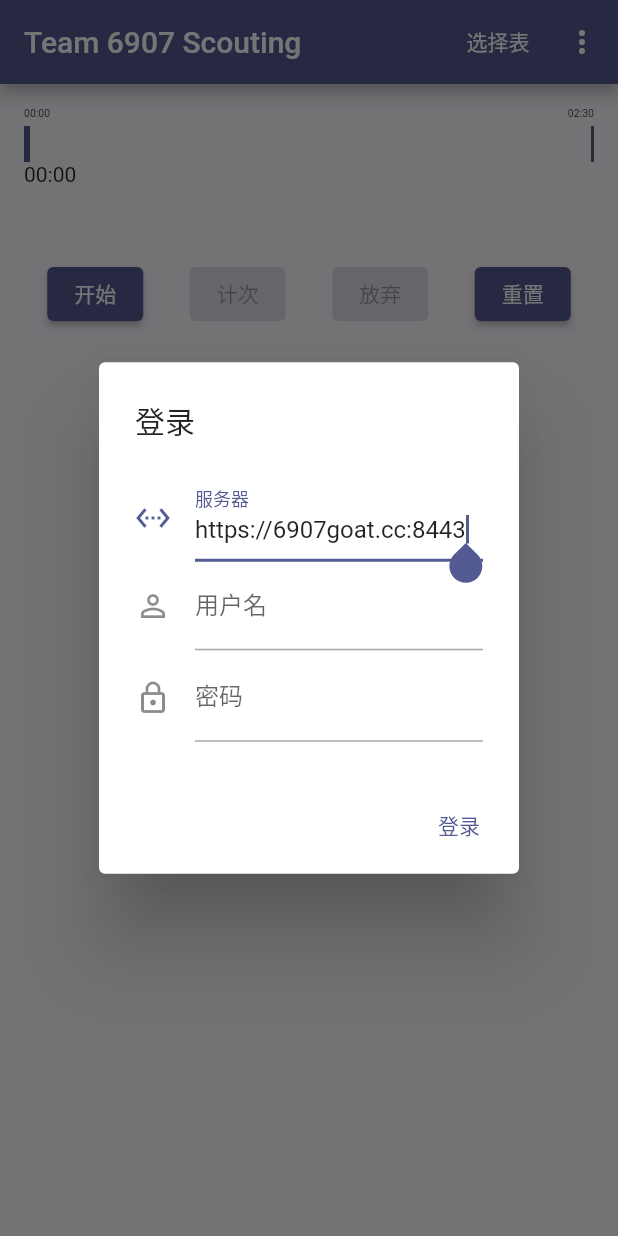
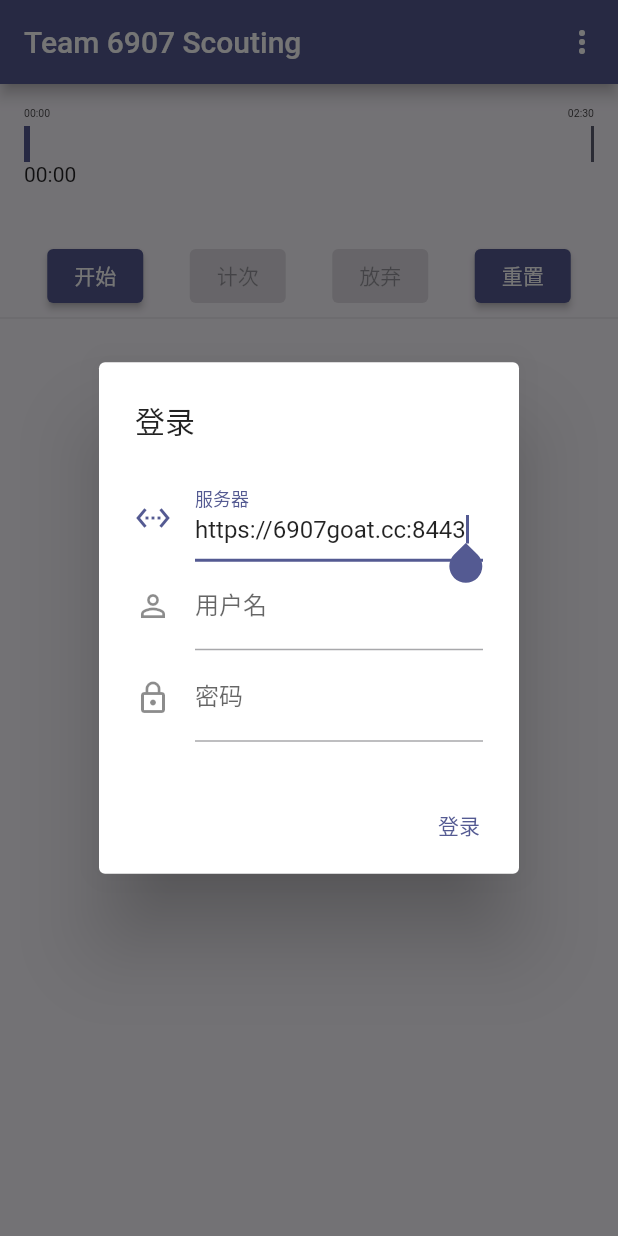
Before and after one commit to singularity-s0/frc6907-scouting-app, a Flutter app: the screen it shows after launch, on a phone screen of 412 x 824 dp. Run offline on Flutter 3.47's test engine with Material 2 defaults, Android fonts, the phone set to English and light mode, and no system bars; our stand-ins replace dio, shared_preferences, stop_watch_timer; missing offline and left inert: shared_preferences_web.

Commit message:
fix bug and ui

```diff
--- a/lib/main.dart
+++ b/lib/main.dart
@@ -155,8 +155,11 @@ class _HomePageState extends State<HomePage> {
   }
 
   void saveData() {
-    assert(userData.length > currentSelectedLap);
-    userData[currentSelectedLap].data = currentField;
+    if (userData.length > currentSelectedLap) {
+      userData[currentSelectedLap].data = currentField;
+    } else {
+      Noticing.showAlert(context, "请选择时间段", "错误");
+    }
   }
 
   bool isCurrentPhase(SCData scData) {
@@ -238,12 +241,6 @@ class _HomePageState extends State<HomePage> {
           },
         ),
         actions: [
-          TextButton(
-              onPressed: showSCDataSelector,
-              child: Text(
-                currentField.ItemChn,
-                style: Theme.of(context).primaryTextTheme.bodyText1,
-              )),
           PopupMenuButton(
             icon: const Icon(Icons.more_vert),
             itemBuilder: (context) => [
@@ -288,7 +285,8 @@ class _HomePageState extends State<HomePage> {
         child: Column(
           children: [
             Padding(
-              padding: const EdgeInsets.symmetric(vertical: 16, horizontal: 16),
+              padding: const EdgeInsets.only(
+                  top: 16, left: 16, right: 16, bottom: 4),
               child: StopwatchTimeline(
                 timer: _stopWatchTimer,
                 selectedTimelineDuration: currentSelectedLap,
@@ -321,10 +319,10 @@ class _HomePageState extends State<HomePage> {
                   userData.last.startTime = newStartTime;
                 },
                 onLapCreationAborted: (newStartTime) {
-                  userData.removeLast();
                   if (currentSelectedLap >= userData.length) {
                     currentSelectedLap--;
                   }
+                  userData.removeLast();
                 },
                 onTimerStop: () {
                   WidgetsBinding.instance.addPostFrameCallback((timeStamp) {
@@ -333,6 +331,22 @@ class _HomePageState extends State<HomePage> {
                   });
                 },
               ),
+            ),
+            const Divider(height: 0),
+            Wrap(
+              children: fields_json
+                  .map((e) => SCData.fromJson(e))
+                  .map((e) => TextButton(
+                        child: Text(e.ItemChn),
+                        onPressed: isCurrentPhase(e)
+                            ? () {
+                                setState(() {
+                                  currentField = e;
+                                });
+                              }
+                            : null,
+                      ))
+                  .toList(),
             ),
             Expanded(
               child: SingleChildScrollView(
--- a/lib/widgets.dart
+++ b/lib/widgets.dart
@@ -558,9 +558,7 @@ class StopwatchTimelineState extends State<StopwatchTimeline> {
               ],
             );
           }),
-      const SizedBox(
-        height: 16,
-      ),
+      const SizedBox(height: 4),
       Row(
         mainAxisAlignment: MainAxisAlignment.spaceAround,
         children: [
```
